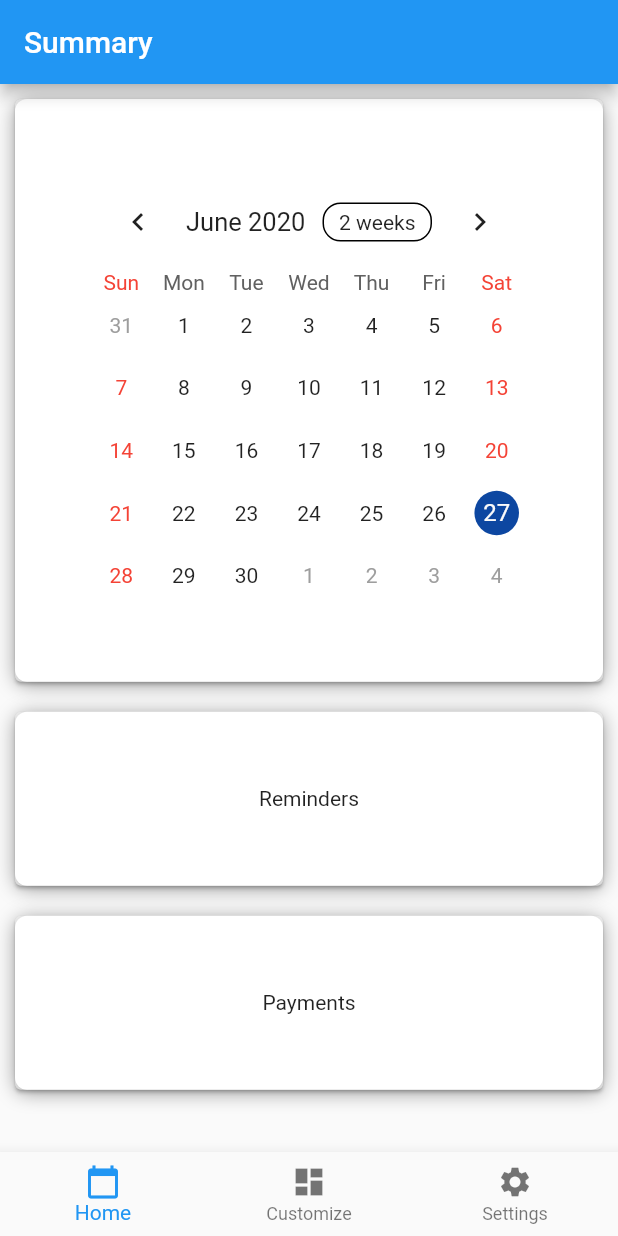
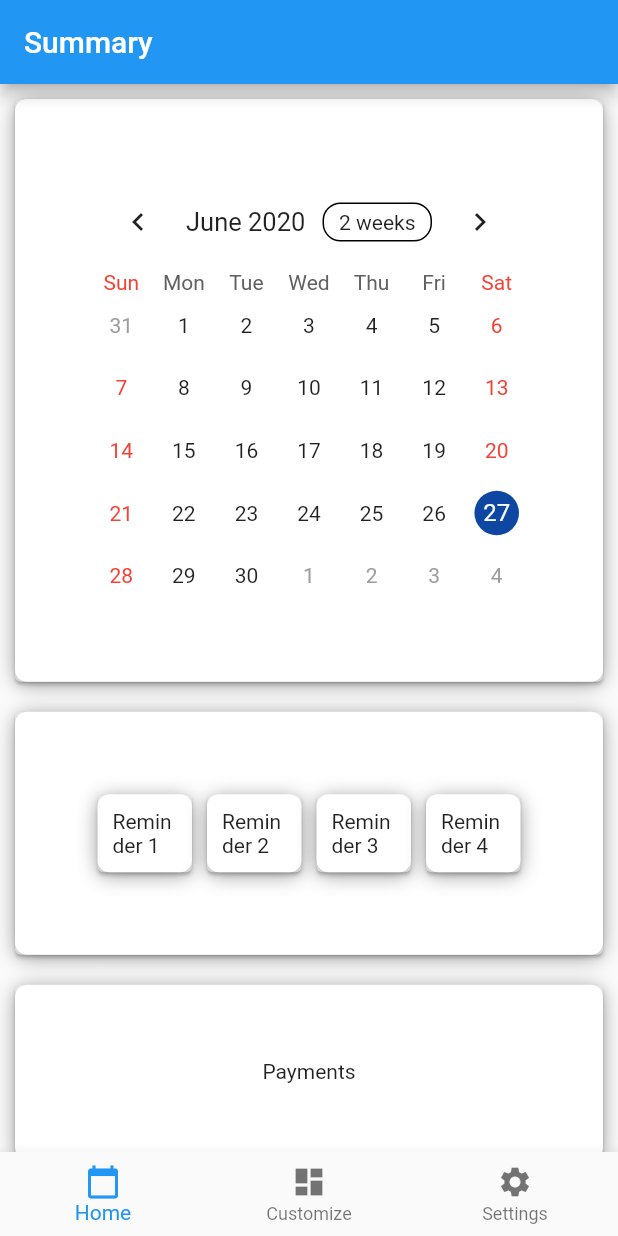
Before and after one commit to ColinBrown18/PersonalProjects, a Flutter app: the screen it shows after launch, on a phone screen of 412 x 824 dp. Run offline on Flutter 3.47's test engine with Material 2 defaults, Android fonts, the phone set to English and light mode, and no system bars; drawn by our look-alikes of table_calendar.

Commit message:
Worked on the Reminder Cards

```diff
--- a/organize_me/lib/Layouts.dart
+++ b/organize_me/lib/Layouts.dart
@@ -58,13 +58,13 @@ class _SmallDesignCardState extends State<SmallDesignCard> {
   Widget build(BuildContext context) {
     return Column (
       mainAxisSize: MainAxisSize.min,
-      crossAxisAlignment: CrossAxisAlignment.stretch,
+      crossAxisAlignment: CrossAxisAlignment.start,
       children: <Widget>[
         Card(
-          margin: EdgeInsets.all(10.0),
+          margin: EdgeInsets.all(5.0),
           color: Colors.white,
           child: Container(
-            padding: EdgeInsets.all(50.0),
+            padding: EdgeInsets.all(10.0),
             child: widget.child,
             decoration: BoxDecoration(
               borderRadius: BorderRadius.all(Radius.circular(8.0)),
--- a/organize_me/lib/main.dart
+++ b/organize_me/lib/main.dart
@@ -144,7 +144,8 @@ class _PageOneState extends State<PageOne> {
                   mainAxisSize: MainAxisSize.min,
                   children: <Widget>[
                     // THIS IS THE TOP WIDGET FOR THE CALENDAR
-                    DesignCard(
+                    Container(
+                      child: DesignCard(
                         child: Column(
                           children: <Widget>[
                             TableCalendar(
@@ -157,13 +158,67 @@ class _PageOneState extends State<PageOne> {
                           ],
                         ),
                       ),
+                    ),
                     // SECOND WIDGET FOR THE REMINDERS
                     DesignCard(
+                      child: Row(
+                        children: <Widget>[
+                          Flexible(
+                            child: Container(
+                              width: 1000,
+                              child: SmallDesignCard(
                                 child: Column(
                                   children: <Widget>[
                                     Text(
-                            "Reminders"
+                                      "Reminder 1"
                                     )
+                                  ],
+                                ),
+                              ),
+                            ),
+                          ),
+                          Flexible(
+                            child: Container(
+                              width: 1000,
+                              child: SmallDesignCard(
+                                child: Column(
+                                  children: <Widget>[
+                                    Text(
+                                      "Reminder 2"
+                                    )
+                                  ],
+                                ),
+                              ),
+                            ),
+                          ),
+                          Flexible(
+                            child: Container(
+                              width: 1000,
+                              child: SmallDesignCard(
+                                child: Column(
+                                  children: <Widget>[
+                                    Text(
+                                      "Reminder 3"
+                                    )
+                                  ],
+                                ),
+                              ),
+                            ),
+                          ),
+                          Flexible(
+                            child: Container(
+                              width: 1000,
+                              child: SmallDesignCard(
+                                child: Column(
+                                  children: <Widget>[
+                                    Text(
+                                      "Reminder 4"
+                                    )
+                                  ],
+                                ),
+                              ),
+                            ),
+                          ),
                         ],
                       ),
                     ),
```
Lines whose indentation alone changed are shown as unchanged.
